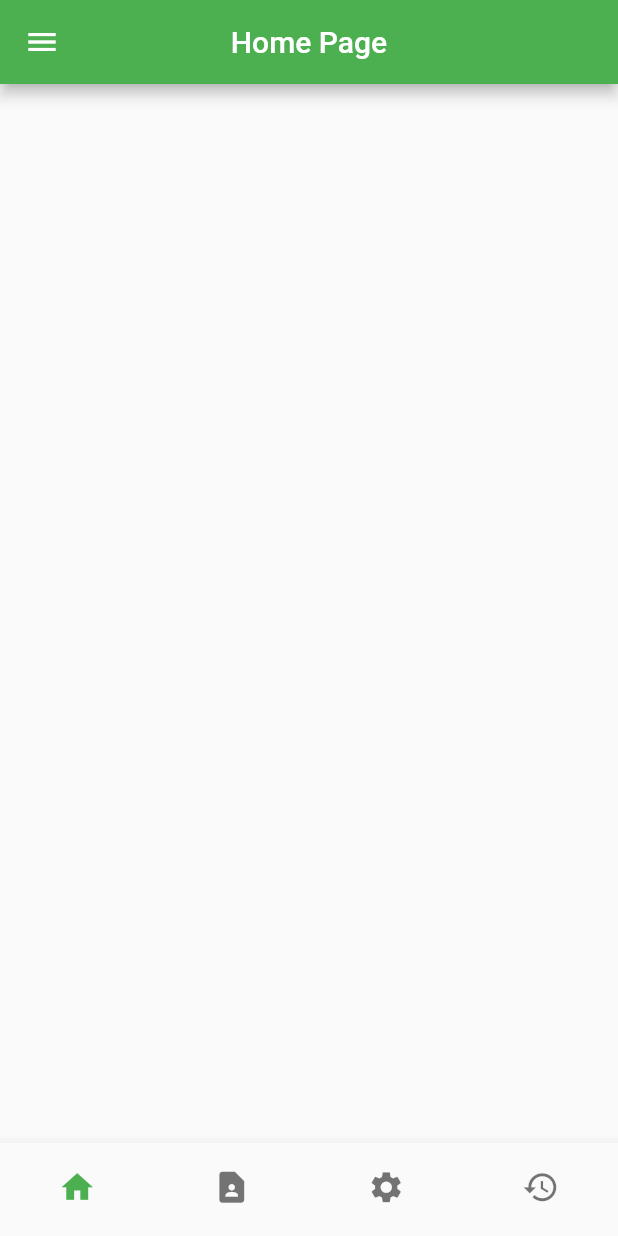
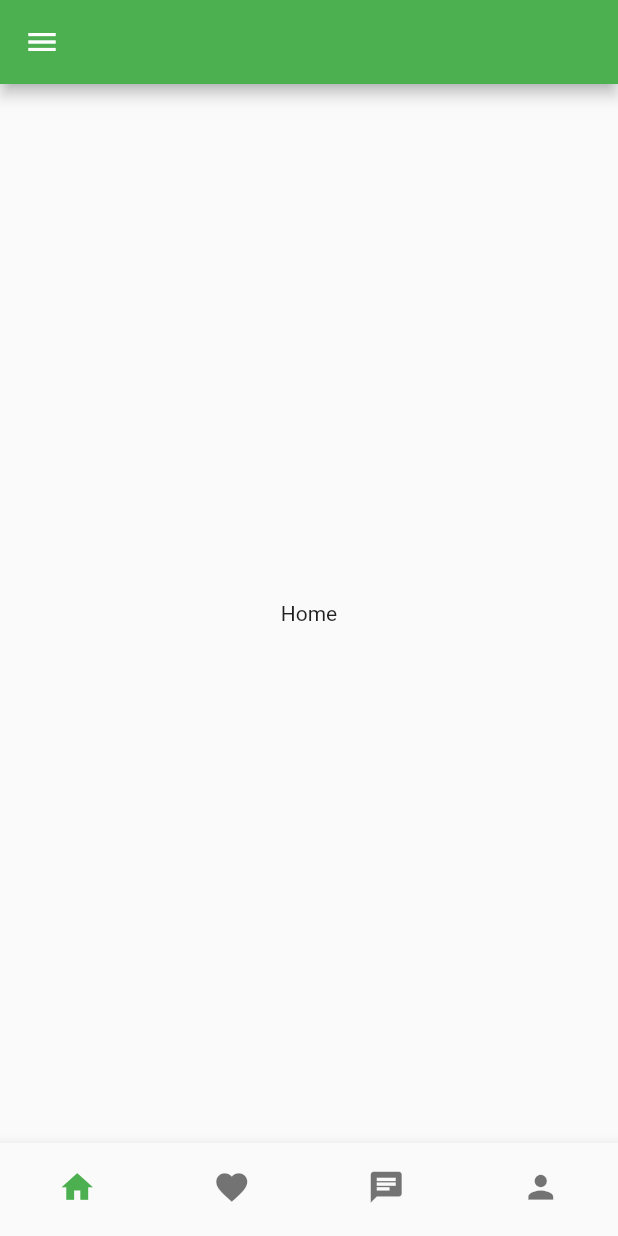
Before and after one commit to Fareed-Shah/Flutter_Drawer, a Flutter app: the screen it shows after launch, in the side drawer, after a tap on "Home", on a phone screen of 412 x 824 dp. Run offline on Flutter 3.47's test engine with Material 2 defaults, Android fonts, the phone set to English and light mode, and no system bars.

```diff
--- a/lib/botttomNavigationBar.dart
+++ b/lib/botttomNavigationBar.dart
@@ -1,4 +1,9 @@
 import 'package:flutter/material.dart';
+import 'package:flutter_drawer/drawer_widget.dart';
+import 'package:flutter_drawer/screens/chatpage.dart';
+import 'package:flutter_drawer/screens/feedpage.dart';
+import 'package:flutter_drawer/screens/homepage.dart';
+import 'package:flutter_drawer/screens/personpage.dart';
 
 
 class My_BottomNavigationBar extends StatefulWidget {
@@ -11,12 +16,26 @@ class My_BottomNavigationBar extends StatefulWidget {
 class _My_BottomNavigationBarState extends State<My_BottomNavigationBar> {
   @override
     int currentindex = 0;
+
+    final screens =
+    [
+      My_HomePage(),
+      My_FeedPage(),
+      My_ChatPage(),
+      My_PersonPage()
+
+    ];
+
+
   Widget build(BuildContext context) {
     return
-      BottomNavigationBar(
-
-        currentIndex: currentindex,
-        onTap: (index) => setState(() {currentindex = index;}),
+         Scaffold(
+          appBar: AppBar(
+          ),
+          body: screens[currentindex],
+           bottomNavigationBar : BottomNavigationBar(
+            currentIndex:  currentindex,
+            onTap: (index) =>  setState(() {currentindex = index;}),
             selectedFontSize: 17.0,
             iconSize: 25.0,
             showUnselectedLabels: false,
@@ -30,23 +49,24 @@ class _My_BottomNavigationBarState extends State<My_BottomNavigationBar> {
                   label: 'Home'),
 
                  BottomNavigationBarItem(
-              icon: Icon(Icons.contact_page),
+                  icon: Icon(Icons.favorite),
                   backgroundColor: Colors.red,
-              label: 'Contact'),
+                  label: 'Feed'),
 
                   BottomNavigationBarItem(
-              icon: Icon(Icons.settings),
+                  icon: Icon(Icons.chat),
                   backgroundColor: Colors.red,
-              label: 'Setting'),
+                  label: 'Chat'),
 
                   BottomNavigationBarItem(
-              icon: Icon(Icons.history),
+                  icon: Icon(Icons.person),
                   backgroundColor: Colors.red,
-              label: 'History'),
+                  label: 'Profile'),
             ]
+                 ),
+                 drawer: My_Drawer(),
+         );
 
 
-
-      );
   }
 }
--- a/lib/drawer.dart
+++ b/lib/drawer.dart
@@ -22,8 +22,9 @@ class _Drawer_ScreenState extends State<Drawer_Screen> {
         centerTitle: true,
     ),
 
-    bottomNavigationBar: My_BottomNavigationBar() ,
+    bottomNavigationBar: My_BottomNavigationBar(
 
+    ) ,
     drawer: My_Drawer(),
 
   );
--- a/lib/home.dart
+++ b/lib/home.dart
@@ -1,10 +1,10 @@
-
 
 import 'package:flutter/material.dart';
 import 'package:flutter/src/foundation/key.dart';
 import 'package:flutter/src/widgets/framework.dart';
 import 'package:flutter_drawer/botttomNavigationBar.dart';
 import 'package:flutter_drawer/drawer_widget.dart';
+
 
 class Home_Screen extends StatefulWidget {
   const Home_Screen({Key? key}) : super(key: key);
--- /dev/null
+++ b/lib/screens/homepage.dart
@@ -0,0 +1,20 @@
+import 'package:flutter/material.dart';
+import 'package:flutter_drawer/drawer_widget.dart';
+
+
+class My_HomePage extends StatefulWidget {
+  const My_HomePage({Key? key}) : super(key: key);
+
+  @override
+  State<My_HomePage> createState() => _My_HomePageState();
+}
+
+class _My_HomePageState extends State<My_HomePage> {
+  @override
+  Widget build(BuildContext context) {
+    return Scaffold(
+      body: Center(child: Text('Home')),
+
+    );
+  }
+}
```
Also changed, not shown: lib/grid_view.dart (added, +16 -0 lines), lib/screens/chatpage.dart (added, +20 -0 lines), lib/screens/feedpage.dart (added, +20 -0 lines), lib/screens/personpage.dart (added, +19 -0 lines). Lines whose indentation alone changed are shown as unchanged.
